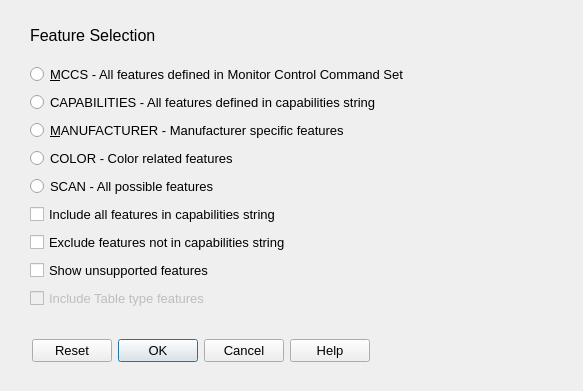
This is src/option_dialogs/feature_selection_dialog.ui in rockowitz/ddcui as Qt 5 draws it before an edit. The edited form follows.
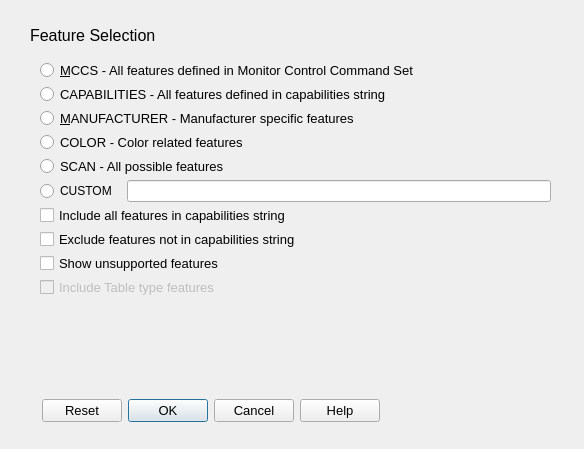
This is the edited form.

Commit message: feature_selection_dialog.ui: - add CUSTOM radio button, custom2_lineEdit for feature list entry - delete connect buttonBox->accepted() signal to   FeatureSelectionDialog->accpt() slot so we can control whether   the dialog box is closes, depending on whether the feature   list parses successfully

```diff
--- a/src/option_dialogs/feature_selection_dialog.ui
+++ b/src/option_dialogs/feature_selection_dialog.ui
@@ -6,8 +6,8 @@
    <rect>
     <x>0</x>
     <y>0</y>
-    <width>583</width>
-    <height>391</height>
+    <width>584</width>
+    <height>449</height>
    </rect>
   </property>
   <property name="windowTitle">
@@ -16,8 +16,8 @@
   <widget class="QDialogButtonBox" name="buttonBox">
    <property name="geometry">
     <rect>
-     <x>30</x>
-     <y>320</y>
+     <x>40</x>
+     <y>380</y>
      <width>341</width>
      <height>61</height>
     </rect>
@@ -58,10 +58,10 @@
   <widget class="QWidget" name="layoutWidget">
    <property name="geometry">
     <rect>
-     <x>30</x>
+     <x>40</x>
      <y>60</y>
-     <width>531</width>
-     <height>261</height>
+     <width>511</width>
+     <height>321</height>
     </rect>
    </property>
    <layout class="QVBoxLayout" name="verticalLayout">
@@ -146,6 +146,20 @@
       </property>
      </widget>
     </item>
+    <item>
+     <layout class="QHBoxLayout" name="horizontalLayout">
+      <item>
+       <widget class="QRadioButton" name="custom2_radioButton">
+        <property name="text">
+         <string>CUSTOM  </string>
+        </property>
+       </widget>
+      </item>
+      <item>
+       <widget class="QLineEdit" name="custom2_lineEdit"/>
+      </item>
+     </layout>
+    </item>
     <item>
      <widget class="QCheckBox" name="allCapabilities_checkbox">
       <property name="font">
@@ -211,6 +225,19 @@
       </property>
      </widget>
     </item>
+    <item>
+     <widget class="QLabel" name="errorMsg_label">
+      <property name="minimumSize">
+       <size>
+        <width>0</width>
+        <height>48</height>
+       </size>
+      </property>
+      <property name="text">
+       <string/>
+      </property>
+     </widget>
+    </item>
    </layout>
   </widget>
  </widget>
```
Left out of the diff: 16 changed lines with no effect on the pictures.
